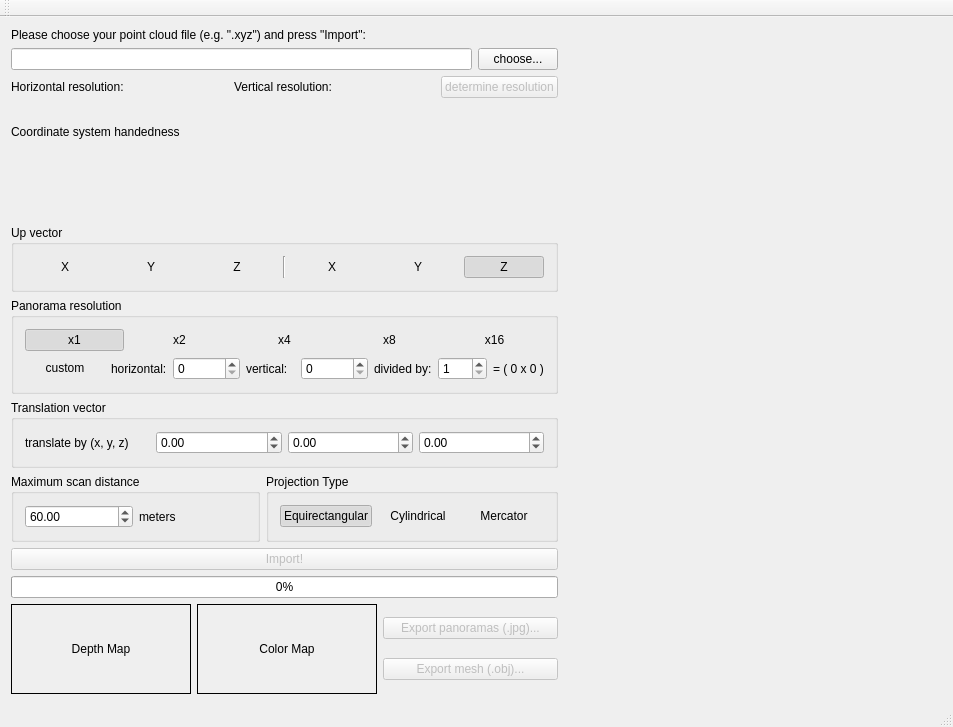
First picture: the form in PointCloud2Blender/mainwindow.ui, repository GSORF/PointCloud2Blender, before the edit.
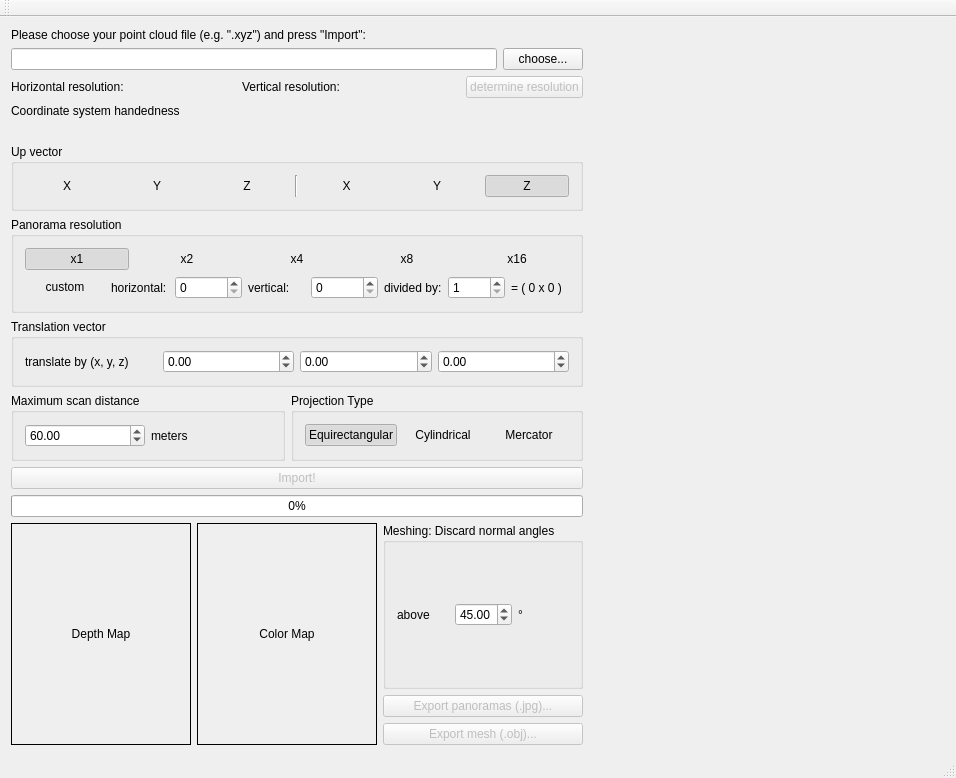
Second picture: the form after the edit. Icons and pictures are not drawn. Custom widgets are drawn as their Qt base class.

Commit message: Added user defined normal threshold

```diff
--- a/PointCloud2Blender/mainwindow.ui
+++ b/PointCloud2Blender/mainwindow.ui
@@ -6,8 +6,8 @@
    <rect>
     <x>0</x>
     <y>0</y>
-    <width>953</width>
-    <height>727</height>
+    <width>956</width>
+    <height>778</height>
    </rect>
   </property>
   <property name="windowTitle">
@@ -616,6 +616,39 @@
         </item>
         <item>
          <layout class="QVBoxLayout" name="layoutExportButtons">
+          <item>
+           <widget class="QGroupBox" name="gbMeshingDiscardNormalAngles">
+            <property name="title">
+             <string>Meshing: Discard normal angles</string>
+            </property>
+            <layout class="QHBoxLayout" name="horizontalLayout_2">
+             <item>
+              <widget class="QLabel" name="lblAbove">
+               <property name="text">
+                <string>above</string>
+               </property>
+              </widget>
+             </item>
+             <item>
+              <widget class="QDoubleSpinBox" name="sbNormalAngle">
+               <property name="maximum">
+                <double>90.000000000000000</double>
+               </property>
+               <property name="value">
+                <double>45.000000000000000</double>
+               </property>
+              </widget>
+             </item>
+             <item>
+              <widget class="QLabel" name="lblNormalAngleSymbol">
+               <property name="text">
+                <string>°</string>
+               </property>
+              </widget>
+             </item>
+            </layout>
+           </widget>
+          </item>
           <item>
            <widget class="QPushButton" name="btnExportPanoramas">
             <property name="enabled">
```
Left out of the diff: 2 changed lines with no effect on the pictures. The commit also changes 3 other files.
